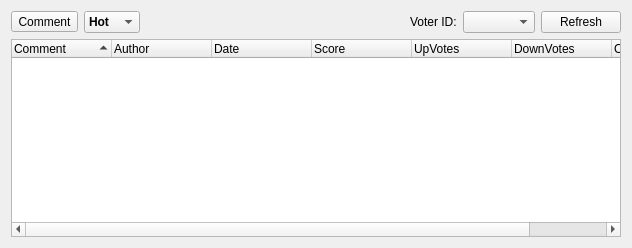
Above: retroshare-gui/src/gui/gxs/GxsCommentDialog.ui from RetroShare/RetroShare before the change. Below: the same form after it.
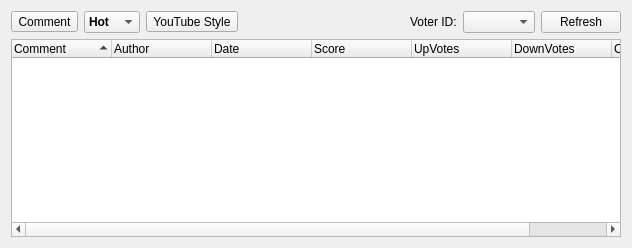
That is the form after the change. Icons and pictures are not drawn. Custom widgets are drawn as their Qt base class.

Commit message: fix: resolve 4 bugs causing YouTube-style widget to show no comments

```diff
--- a/retroshare-gui/src/gui/gxs/GxsCommentDialog.ui
+++ b/retroshare-gui/src/gui/gxs/GxsCommentDialog.ui
@@ -145,6 +145,19 @@
        </item>
       </widget>
      </item>
+     <item>
+      <widget class="QToolButton" name="youTubeStyleButton">
+       <property name="text">
+        <string>YouTube Style</string>
+       </property>
+       <property name="checkable">
+        <bool>true</bool>
+       </property>
+       <property name="toolButtonStyle">
+        <enum>Qt::ToolButtonTextOnly</enum>
+       </property>
+      </widget>
+     </item>
      <item>
       <spacer name="toolBarHSpacer">
        <property name="orientation">
```
Left out of the diff: 123 changed lines with no effect on the pictures. The commit also changes 9 other files.
